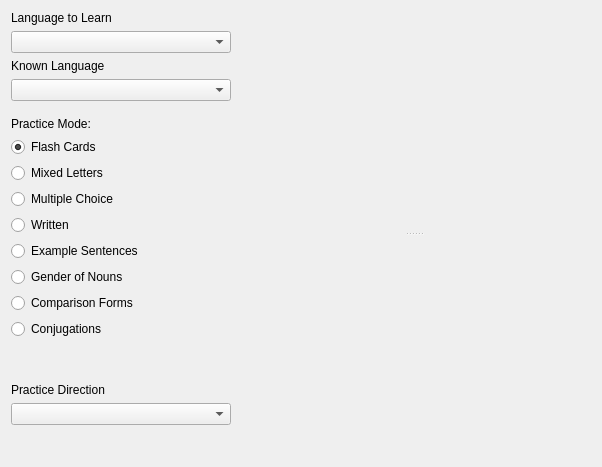
Qt form src/statistics/statisticsmainwindow.ui (KDE/parley) before a commit.
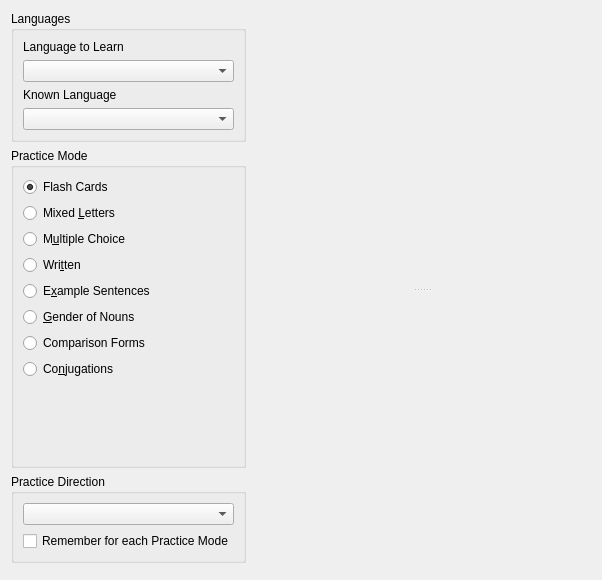
The same form after that commit. Custom widgets are drawn as their Qt base class.

Commit message:
Remember practice direction for each practice mode
New check box in StatistcsMainWindow is added. If check box is
switched on the practice direction for the current practice mode is
saved and will be restored when this practice mode is selected again.

StatistcsMainWindow is partially redesigned. All practice controlling
widgets were grouped into frames.

Patch:
```diff
--- a/src/statistics/statisticsmainwindow.ui
+++ b/src/statistics/statisticsmainwindow.ui
@@ -7,7 +7,7 @@
     <x>0</x>
     <y>0</y>
     <width>602</width>
-    <height>467</height>
+    <height>580</height>
    </rect>
   </property>
   <property name="sizePolicy">
@@ -16,20 +16,39 @@
     <verstretch>0</verstretch>
    </sizepolicy>
   </property>
-  <layout class="QGridLayout" name="gridLayout">
+  <layout class="QGridLayout" name="gridLayout" columnstretch="0,1">
    <item row="0" column="0">
+    <widget class="QGroupBox" name="groupBoxLanguages">
+     <property name="title">
+      <string>Languages</string>
+     </property>
+     <layout class="QVBoxLayout" name="verticalLayout_3">
+      <item>
     <widget class="QLabel" name="label">
      <property name="text">
       <string>Language to Learn</string>
      </property>
     </widget>
    </item>
-   <item row="1" column="0">
+      <item>
     <widget class="QComboBox" name="learnedLanguage"/>
    </item>
-   <item row="0" column="1" rowspan="18">
-     <widget class="QSplitter" name="splitter" >
-       <property name="orientation" >
+      <item>
+       <widget class="QLabel" name="label_3">
+        <property name="text">
+         <string>Known Language</string>
+        </property>
+       </widget>
+      </item>
+      <item>
+       <widget class="QComboBox" name="knownLanguage"/>
+      </item>
+     </layout>
+    </widget>
+   </item>
+   <item row="0" column="1" rowspan="4">
+    <widget class="QSplitter" name="splitter">
+     <property name="orientation">
          <enum>Qt::Vertical</enum>
        </property>
 
@@ -53,40 +72,13 @@
 
      </widget>
    </item>
-   <item row="2" column="0">
-    <widget class="QLabel" name="label_3">
-     <property name="text">
-     <string>Known Language</string>
+   <item row="1" column="0">
+    <widget class="QGroupBox" name="groupBoxPracticeMode">
+     <property name="title">
+      <string>Practice Mode</string>
      </property>
-    </widget>
-   </item>
-   <item row="3" column="0">
-    <widget class="QComboBox" name="knownLanguage"/>
-   </item>
-   <item row="4" column="0">
-    <spacer name="verticalSpacer_2">
-     <property name="orientation">
-      <enum>Qt::Vertical</enum>
-     </property>
-     <property name="sizeType">
-      <enum>QSizePolicy::Fixed</enum>
-     </property>
-     <property name="sizeHint" stdset="0">
-      <size>
-       <width>20</width>
-       <height>10</height>
-      </size>
-     </property>
-    </spacer>
-   </item>
-   <item row="5" column="0">
-    <widget class="QLabel" name="label_2">
-     <property name="text">
-      <string>Practice Mode:</string>
-     </property>
-    </widget>
-   </item>
-   <item row="6" column="0">
+     <layout class="QVBoxLayout" name="verticalLayout_2">
+      <item>
     <widget class="QRadioButton" name="flashCard">
      <property name="text">
       <string>Flash Cards</string>
@@ -96,48 +88,48 @@
      </property>
     </widget>
    </item>
-   <item row="7" column="0">
+      <item>
     <widget class="QRadioButton" name="mixedLetters">
      <property name="text">
-      <string>Mixed Letters</string>
+         <string>Mixed &amp;Letters</string>
      </property>
     </widget>
    </item>
-   <item row="8" column="0">
+      <item>
     <widget class="QRadioButton" name="multipleChoice">
      <property name="text">
-      <string>Multiple Choice</string>
+         <string>M&amp;ultiple Choice</string>
      </property>
     </widget>
    </item>
-   <item row="9" column="0">
+      <item>
     <widget class="QRadioButton" name="written">
      <property name="text">
-      <string>Written</string>
+         <string>Wri&amp;tten</string>
      </property>
     </widget>
    </item>
-   <item row="10" column="0">
+      <item>
     <widget class="QRadioButton" name="exampleSentence">
      <property name="enabled">
       <bool>true</bool>
      </property>
      <property name="text">
-      <string>Example Sentences</string>
+         <string>E&amp;xample Sentences</string>
      </property>
     </widget>
    </item>
-   <item row="11" column="0">
+      <item>
     <widget class="QRadioButton" name="gender">
      <property name="enabled">
       <bool>true</bool>
      </property>
      <property name="text">
-      <string>Gender of Nouns</string>
+         <string>&amp;Gender of Nouns</string>
      </property>
     </widget>
    </item>
-   <item row="12" column="0">
+      <item>
     <widget class="QRadioButton" name="comparisonForms">
      <property name="enabled">
       <bool>true</bool>
@@ -147,17 +139,17 @@
      </property>
     </widget>
    </item>
-   <item row="13" column="0">
+      <item>
     <widget class="QRadioButton" name="conjugations">
      <property name="enabled">
       <bool>true</bool>
      </property>
      <property name="text">
-      <string>Conjugations</string>
+         <string>Co&amp;njugations</string>
      </property>
     </widget>
    </item>
-   <item row="14" column="0">
+      <item>
     <layout class="QHBoxLayout" name="horizontalLayout">
      <item>
       <spacer name="horizontalSpacer">
@@ -193,28 +185,27 @@
      </item>
     </layout>
    </item>
-   <item row="15" column="0">
-    <widget class="QLabel" name="label3">
-     <property name="text">
+     </layout>
+    </widget>
+   </item>
+   <item row="2" column="0">
+    <widget class="QGroupBox" name="groupBoxPracticeDirection">
+     <property name="title">
       <string>Practice Direction</string>
      </property>
-    </widget>
-   </item>
-   <item row="16" column="0">
+     <layout class="QVBoxLayout" name="verticalLayout">
+      <item>
     <widget class="QComboBox" name="practiceDirection"/>
    </item>
-   <item row="17" column="0">
-    <spacer name="verticalSpacer">
-     <property name="orientation">
-      <enum>Qt::Vertical</enum>
-     </property>
-     <property name="sizeHint" stdset="0">
-      <size>
-       <width>20</width>
-       <height>0</height>
-      </size>
-     </property>
-    </spacer>
+      <item>
+       <widget class="QCheckBox" name="rememberPracticeDirection">
+        <property name="text">
+         <string>Remember for each Practice Mode</string>
+        </property>
+       </widget>
+      </item>
+     </layout>
+    </widget>
    </item>
   </layout>
  </widget>
```
Left out of the diff: 3 changed lines with no effect on the pictures. Lines whose indentation alone changed are shown as unchanged. The commit also changes 3 other files.
